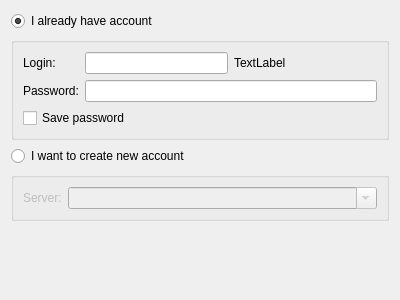
Above: protocols/jabber/src/protocol/jaccountwizardpage.ui from euroelessar/qutim before the change. Below: the same form after it.
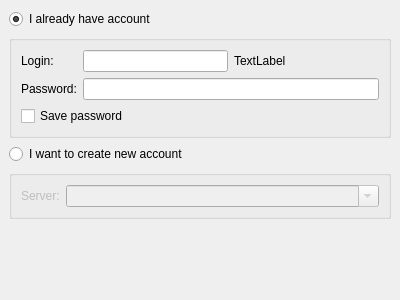
That is the form after the change.

Commit message: [Maemo] Add QScrollArea where its necessary

What changed in the file:
```diff
--- a/protocols/jabber/src/protocol/jaccountwizardpage.ui
+++ b/protocols/jabber/src/protocol/jaccountwizardpage.ui
@@ -13,6 +13,27 @@
   <property name="windowTitle">
    <string>WizardPage</string>
   </property>
+  <layout class="QVBoxLayout" name="scrollAreaLayout">
+   <property name="margin">
+    <number>0</number>
+   </property>
+   <item>
+    <widget class="QScrollArea" name="scrollArea">
+     <property name="frameShape">
+      <enum>QFrame::NoFrame</enum>
+     </property>
+     <property name="widgetResizable">
+      <bool>true</bool>
+     </property>
+     <widget class="QWidget" name="scrollAreaWidgetContents">
+      <property name="geometry">
+       <rect>
+        <x>0</x>
+        <y>0</y>
+        <width>400</width>
+        <height>300</height>
+       </rect>
+      </property>
   <layout class="QVBoxLayout" name="verticalLayout">
    <item>
     <widget class="QRadioButton" name="oldAccountButton">
@@ -141,6 +162,10 @@
       </size>
      </property>
     </spacer>
+       </item>
+      </layout>
+     </widget>
+    </widget>
    </item>
   </layout>
  </widget>
```
Lines whose indentation alone changed are shown as unchanged. The commit also changes 2 other files.
